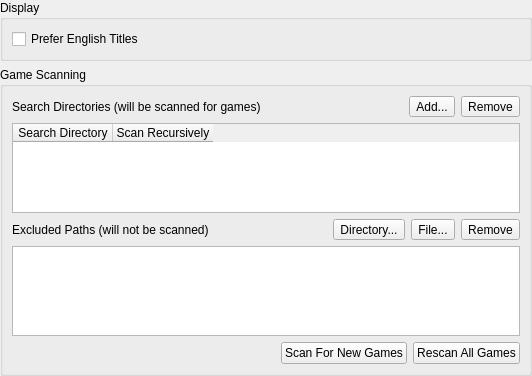
TellowKrinkle/pcsx2, file pcsx2-qt/Settings/GameListSettingsWidget.ui: the form before one commit.
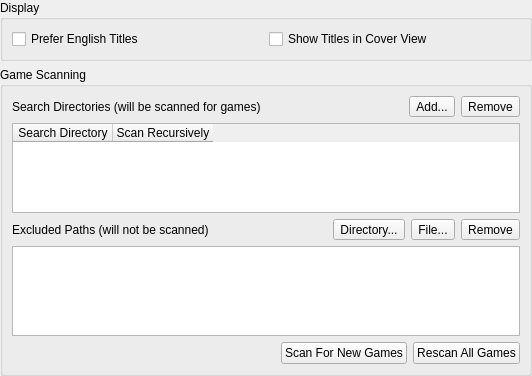
The form after the commit. Icons and pictures are not drawn.

Commit message: Qt: Add option to toggle cover titles to game list settings

Patch:
```diff
--- a/pcsx2-qt/Settings/GameListSettingsWidget.ui
+++ b/pcsx2-qt/Settings/GameListSettingsWidget.ui
@@ -36,6 +36,13 @@
         </property>
        </widget>
       </item>
+      <item row="0" column="1">
+       <widget class="QCheckBox" name="showCoverTitles">
+        <property name="text">
+         <string>Show Titles in Cover View</string>
+        </property>
+       </widget>
+      </item>
      </layout>
     </widget>
    </item>
```
The commit also changes 3 other files.
